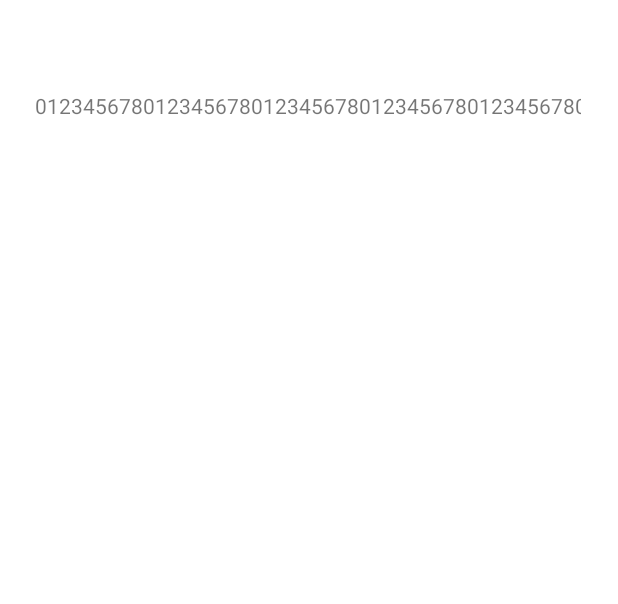
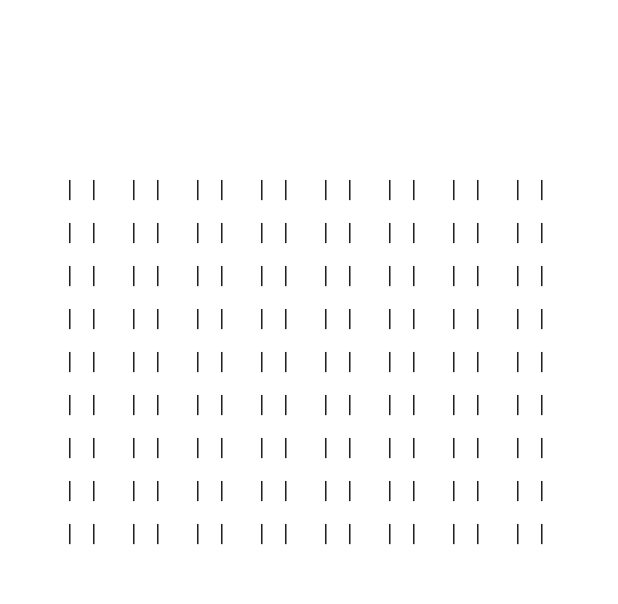
Before and after one commit to pmunuera/Sudoku, an Android app: the screen it shows after launch (MainActivity), on a phone screen of 412 x 824 dp, the part 177-781 px from its top. Run offline under Robolectric (Android 15) with nearby library versions, the phone set to English and light mode, and no system bars.

Commit message:
Commit sudoku

```diff
--- a/app/src/main/java/com/example/sudoku/MainActivity.java
+++ b/app/src/main/java/com/example/sudoku/MainActivity.java
@@ -17,21 +17,25 @@ public class MainActivity extends AppCompatActivity {
         setContentView(R.layout.activity_main);
 
         TableLayout table = (TableLayout) findViewById(R.id.textView);
-        CharSequence[] nombres = {"0","1","2","3","4","5","6","7","8","9"};
-        TableRow row=new TableRow(this);
+        CharSequence[] nombres = {"|   |","1","2","3","4","5","6","7","8","9"};
+        table.setDividerPadding(10);
         for(int i=0;i<9;i++) {
-            TableRow.LayoutParams  params1=new TableRow.LayoutParams();
+            TableRow.LayoutParams  params1=new TableRow.LayoutParams(TableLayout.LayoutParams.WRAP_CONTENT, TableLayout.LayoutParams.WRAP_CONTENT,10.0f);
+            TableRow row=new TableRow(this);
+
             for(int j=0;j<9;j++) {
                 Spinner spinner = new Spinner(this);
-                TextView txt1 = new TextView(this);
-                txt1.setText(nombres[j]);
-                row.addView(txt1);
-                row.setLayoutParams(params1);
+                spinner.setBackground(null);
+                spinner.setPadding(5, 5, 5, 5);
 
                 ArrayAdapter<CharSequence> adapter = new ArrayAdapter<CharSequence>(this,
                         android.R.layout.simple_spinner_item, nombres);
                 adapter.setDropDownViewResource(android.R.layout.simple_spinner_dropdown_item);
                 spinner.setAdapter(adapter);
+                spinner.setTag(R.id.col,i);
+                spinner.setTag(R.id.fila,j);
+                row.addView(spinner);
+                row.setLayoutParams(params1);
             }
             table.addView(row);
         }
--- a/app/src/main/res/layout/activity_main.xml
+++ b/app/src/main/res/layout/activity_main.xml
@@ -25,6 +25,9 @@
         app:layout_constraintEnd_toEndOf="parent"
         app:layout_constraintHorizontal_bias="0.489"
         app:layout_constraintStart_toStartOf="parent"
-        app:layout_constraintTop_toTopOf="parent" />
+        app:layout_constraintTop_toTopOf="parent"
+        android:layout_marginTop="100dp"
+        android:paddingLeft="10dp"
+        android:paddingRight="10dp"/>
 
 </androidx.constraintlayout.widget.ConstraintLayout>
--- a/app/src/main/res/values/strings.xml
+++ b/app/src/main/res/values/strings.xml
@@ -1,11 +1,16 @@
 <resources>
     <string name="app_name">Sudoku</string>
     <string-array name="nombres">
-            <item>0</item>
             <item>1</item>
             <item>2</item>
             <item>3</item>
             <item>4</item>
             <item>5</item>
+            <item>6</item>
+            <item>7</item>
+            <item>8</item>
+            <item>9</item>
     </string-array>
+    <item name="fila" type="id" />
+    <item name="col" type="id" />
 </resources>
```
